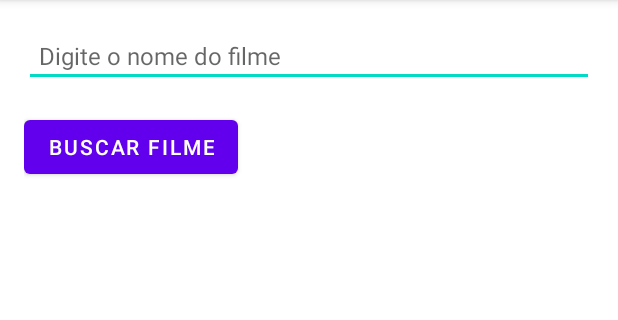
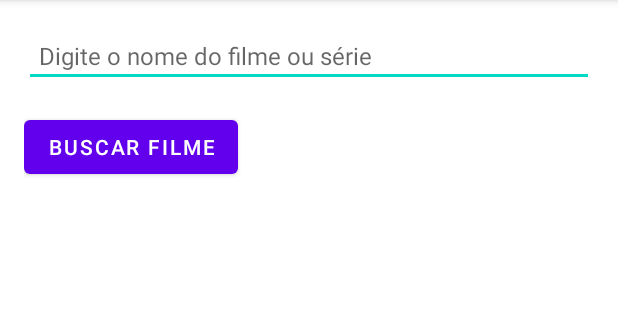
Before and after one commit to MatheusCervantes/DesenvolvimentoMovel2, an Android app: the screen it shows after launch (PrincipalActivity), on a phone screen of 412 x 824 dp, the part 84-404 px from its top. Run offline under Robolectric (Android 15) with nearby library versions, the phone set to English and light mode, and no system bars.

Commit message:
Att hint layout_principal

```diff
--- a/TrabalhoFinal/app/src/main/res/layout/layout_principal.xml
+++ b/TrabalhoFinal/app/src/main/res/layout/layout_principal.xml
@@ -9,7 +9,7 @@
         android:id="@+id/searchEditText"
         android:layout_width="match_parent"
         android:layout_height="wrap_content"
-        android:hint="Digite o nome do filme"
+        android:hint="Digite o nome do filme ou série"
         android:padding="10dp"
         android:textSize="16sp" />
 
```
